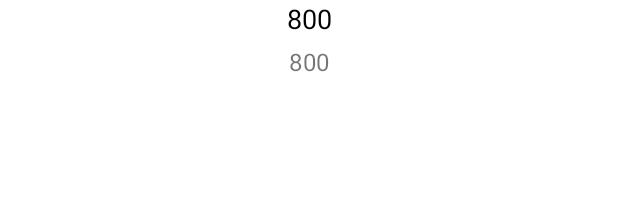
After one commit to arov-anvar/UnsplashPhoto, an Android app: the layout count_view.xml on its own in the app's theme, with its tools: preview values and no code run, on a phone screen of 412 x 824 dp. The commit adds this screen. Shown: the top 199 px of the screen. Run offline under Robolectric (Android 15) with nearby library versions, the light colour scheme and no system bars.

Commit message:
create custom view CountView

```diff
--- /dev/null
+++ b/app/src/main/res/layout/count_view.xml
@@ -0,0 +1,26 @@
+<?xml version="1.0" encoding="utf-8"?>
+<LinearLayout xmlns:android="http://schemas.android.com/apk/res/android"
+    android:layout_width="match_parent"
+    android:layout_height="match_parent"
+    xmlns:tools="http://schemas.android.com/tools"
+    android:orientation="vertical">
+
+    <TextView
+        android:id="@+id/countTxt"
+        android:layout_width="match_parent"
+        android:layout_height="wrap_content"
+        android:textSize="18sp"
+        android:textColor="@color/colorBlack"
+        android:textAlignment="center"
+        android:layout_marginBottom="5dp"
+        tools:text="800"/>
+
+    <TextView
+        android:id="@+id/titleTxt"
+        android:layout_width="match_parent"
+        android:layout_height="wrap_content"
+        android:textSize="16sp"
+        android:textAlignment="center"
+        tools:text="800"/>
+
+</LinearLayout>
```
Also changed, not shown: app/src/main/java/com/example/unsplashphoto/custom_view/CountView.kt (added, +22 -0 lines), app/src/main/res/layout/user_fragment.xml (+48 -18 lines), app/src/main/res/navigation/android_navigation.xml (+7 -0 lines), app/src/main/res/values/attrs.xml (added, +7 -0 lines).
